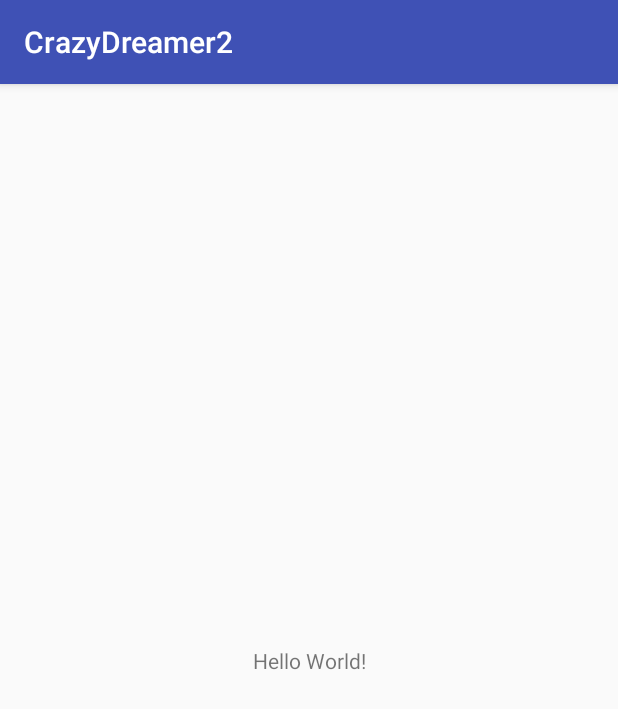
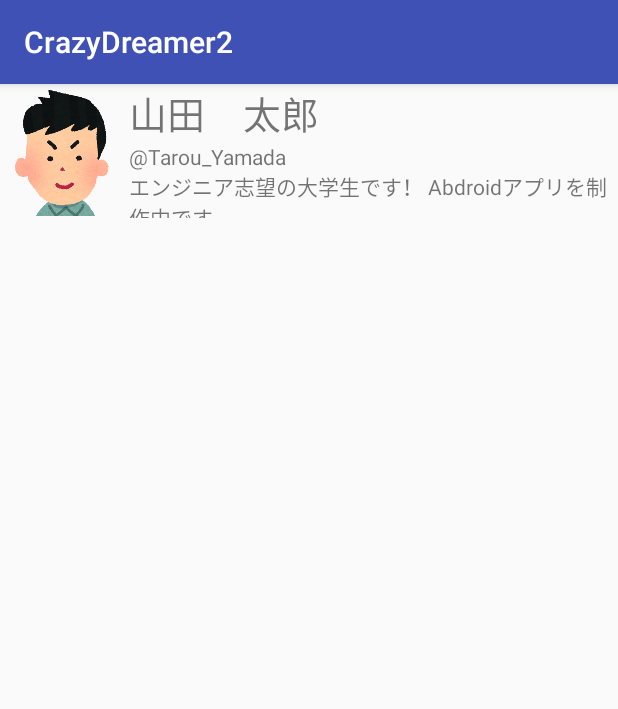
Before and after one commit to sansuke05/CrazyDreamer2, an Android app: the screen it shows after launch (MainActivity before the commit, UserListActivity after it), on a phone screen of 412 x 824 dp. Shown: the top 709 px of the screen. Run offline under Robolectric (Android 15) with nearby library versions, the phone set to English and light mode, and no system bars.

Commit message:
first commit

```diff
--- a/app/src/main/AndroidManifest.xml
+++ b/app/src/main/AndroidManifest.xml
@@ -9,12 +9,15 @@
         android:roundIcon="@mipmap/ic_launcher_round"
         android:supportsRtl="true"
         android:theme="@style/AppTheme">
-        <activity android:name=".MainActivity">
+        <activity android:name=".UserListActivity" >
             <intent-filter>
                 <action android:name="android.intent.action.MAIN" />
 
                 <category android:name="android.intent.category.LAUNCHER" />
             </intent-filter>
+            </activity>
+        <activity android:name=".MainActivity">
+
         </activity>
     </application>
 
--- /dev/null
+++ b/app/src/main/java/jp/ac/u_aizu/zudai/crazydreamer2/UserListActivity.java
@@ -0,0 +1,13 @@
+package jp.ac.u_aizu.zudai.crazydreamer2;
+
+import android.support.v7.app.AppCompatActivity;
+import android.os.Bundle;
+
+public class UserListActivity extends AppCompatActivity {
+
+    @Override
+    protected void onCreate(Bundle savedInstanceState) {
+        super.onCreate(savedInstanceState);
+        setContentView(R.layout.activity_userlist);
+    }
+}
--- a/app/src/main/res/layout/activity_main.xml
+++ b/app/src/main/res/layout/activity_main.xml
@@ -1,18 +1,13 @@
 <?xml version="1.0" encoding="utf-8"?>
-<android.support.constraint.ConstraintLayout xmlns:android="http://schemas.android.com/apk/res/android"
+<LinearLayout xmlns:android="http://schemas.android.com/apk/res/android"
     xmlns:app="http://schemas.android.com/apk/res-auto"
     xmlns:tools="http://schemas.android.com/tools"
     android:layout_width="match_parent"
     android:layout_height="match_parent"
-    tools:context="jp.ac.u_aizu.zudai.crazydreamer2.MainActivity">
+    android:orientation="vertical"
+    tools:context="jp.ac.u_aizu.zudai.crazydreamer2.MainActivity"
+    android:weightSum="1">
 
-    <TextView
-        android:layout_width="wrap_content"
-        android:layout_height="wrap_content"
-        android:text="Hello World!"
-        app:layout_constraintBottom_toBottomOf="parent"
-        app:layout_constraintLeft_toLeftOf="parent"
-        app:layout_constraintRight_toRightOf="parent"
-        app:layout_constraintTop_toTopOf="parent" />
 
-</android.support.constraint.ConstraintLayout>
+
+</LinearLayout>
--- /dev/null
+++ b/app/src/main/res/layout/activity_userlist.xml
@@ -0,0 +1,56 @@
+<?xml version="1.0" encoding="utf-8"?>
+<LinearLayout xmlns:android="http://schemas.android.com/apk/res/android"
+    xmlns:app="http://schemas.android.com/apk/res-auto"
+    xmlns:tools="http://schemas.android.com/tools"
+    android:orientation="vertical"
+    android:layout_width="match_parent"
+    android:layout_height="match_parent"
+    android:weightSum="1">
+
+    <RelativeLayout
+        android:layout_width="match_parent"
+        android:layout_height="89dp">
+
+        <TextView
+            android:id="@+id/textView"
+            android:layout_width="wrap_content"
+            android:layout_height="wrap_content"
+            android:layout_alignParentEnd="true"
+            android:layout_alignParentTop="true"
+            android:layout_toEndOf="@+id/imageView3"
+            android:text="山田　太郎"
+            android:textSize="25sp"
+            tools:textColor="@android:color/background_dark" />
+
+        <TextView
+            android:id="@+id/textView2"
+            android:layout_width="wrap_content"
+            android:layout_height="wrap_content"
+            android:layout_alignParentEnd="true"
+            android:layout_below="@+id/textView"
+            android:layout_toEndOf="@+id/imageView3"
+            android:text="\@Tarou_Yamada" />
+
+        <TextView
+
+            android:id="@+id/textView3"
+            android:layout_width="wrap_content"
+            android:layout_height="wrap_content"
+            android:layout_alignParentBottom="true"
+            android:layout_below="@+id/textView2"
+            android:layout_toEndOf="@+id/imageView3"
+            android:text="エンジニア志望の大学生です！ Abdroidアプリを制作中です。"
+            tools:textColor="@android:color/black" />
+
+        <ImageView
+            android:id="@+id/imageView3"
+            android:layout_width="86dp"
+            android:layout_height="87dp"
+            android:layout_alignParentBottom="true"
+            android:layout_alignParentStart="true"
+            app:srcCompat="@drawable/face_sample"
+            android:layout_alignParentTop="true" />
+
+    </RelativeLayout>
+
+</LinearLayout>
```
Also changed, not shown: app/src/main/java/jp/ac/u_aizu/zudai/crazydreamer2/TeamListActivity.java (added, +8 -0 lines), app/src/main/res/layout/activity_teamlist.xml (added, +56 -0 lines), app/src/main/res/values/strings.xml (+14 -0 lines), app/src/main/res/drawable/face_sample.png (added).
